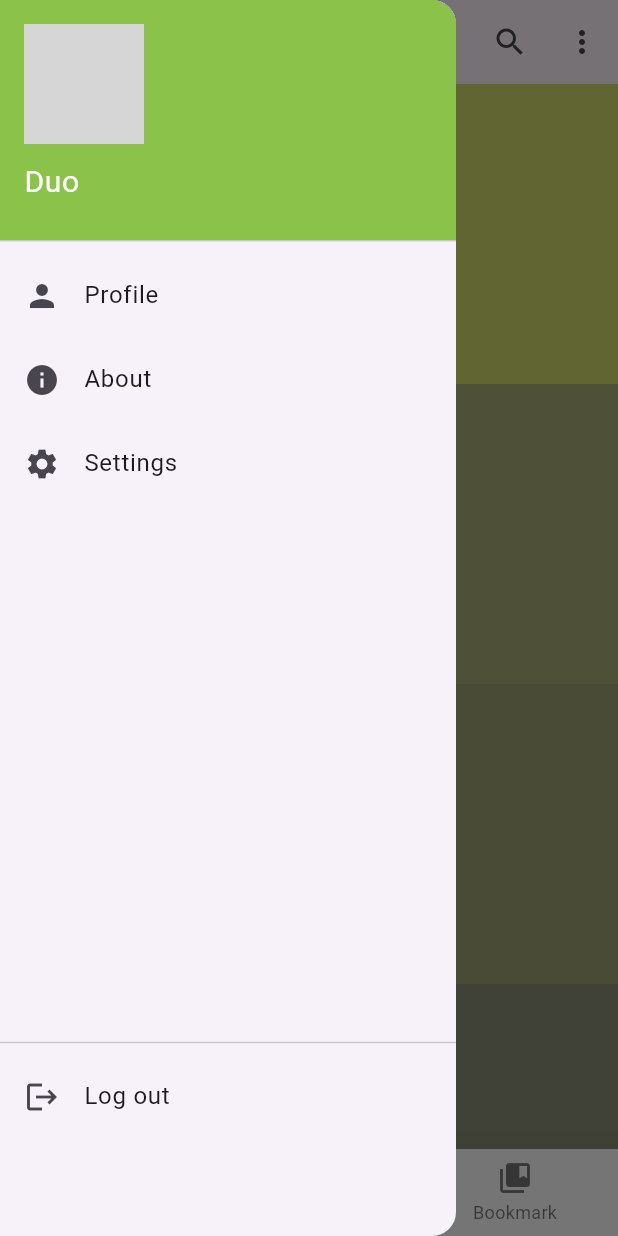
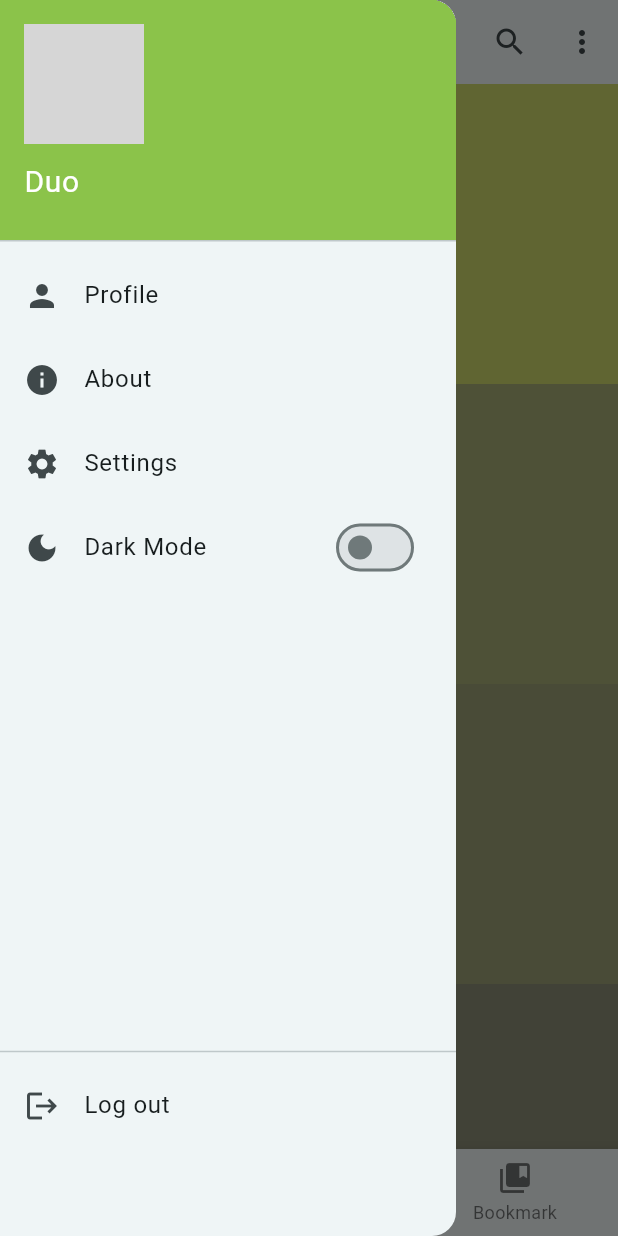
Before and after one commit to Ensign-Language-App/seedling_app, a Flutter app: the screen it shows after launch, with the side drawer open, on a phone screen of 412 x 824 dp. Run offline on Flutter 3.47's test engine with Material 3 defaults, Android fonts, the phone set to English and light mode, and no system bars; network calls fail; grey boxes are pictures that could not be loaded.

Commit message:
Dark mode color themes. May 20, 2024

```diff
--- a/lib/main.dart
+++ b/lib/main.dart
@@ -1,23 +1,18 @@
 import 'package:flutter/material.dart';
 import 'package:seedling_app/screens/home_page.dart';
+import 'package:seedling_app/utilities/theme.dart';
 
 void main() => runApp(const MyApp());
 
-class MyApp extends StatelessWidget {
+
+class MyApp extends StatelessWidget{
   const MyApp({super.key});
 
   @override
   Widget build(BuildContext context) {
     return MaterialApp(
-        theme: ThemeData(
-          primarySwatch: Colors.green,
-          scaffoldBackgroundColor: const Color(0xFFE9E9E9),
-          bottomNavigationBarTheme: const BottomNavigationBarThemeData(
-            selectedItemColor: Colors.green,
-            backgroundColor: Colors.white,
-            elevation: 20,
-          ),
-        ),
+        theme: lightMode,
+        darkTheme: darkMode,
         debugShowCheckedModeBanner: false,
         home: const HomePage()
     );
--- /dev/null
+++ b/lib/utilities/theme.dart
@@ -0,0 +1,22 @@
+import 'package:flutter/material.dart';
+
+ThemeData lightMode = ThemeData(
+  colorScheme: ColorScheme.fromSeed(
+    seedColor: Colors.white,
+    brightness: Brightness.light,
+    primary: const Color(0xFFC8D36A),
+    primaryContainer: Colors.grey[700],
+    secondary: const Color(0xFFD5E647),
+  ),
+);
+
+
+ThemeData darkMode = ThemeData(
+  colorScheme: ColorScheme.fromSeed(
+    seedColor: Colors.white,
+    brightness: Brightness.dark,
+    primary: const Color(0xFFE0FA02),
+    primaryContainer: Colors.grey[700],
+    secondary: const Color(0xFFE0FA02),
+  ),
+);
--- a/lib/Widgets/side_menu.dart
+++ b/lib/widgets/side_menu.dart
@@ -45,8 +45,18 @@ class SideMenu extends StatelessWidget {
             title: Text('Settings'),
             onTap: null,
           ),
+          ListTile(
+            leading: const Icon(Icons.dark_mode),
+            title: const Text('Dark Mode'),
+            trailing: Switch(
+              value: false,
+              onChanged: (bool value) {
+
+              },
+            ),
+          ),
           const Padding(
-            padding: EdgeInsets.only(top: 350),
+            padding: EdgeInsets.only(top: 300),
             child: Divider()
           ),
           ListTile(
--- a/pubspec.yaml
+++ b/pubspec.yaml
@@ -30,6 +30,8 @@ environment:
 dependencies:
   flutter:
     sdk: flutter
+  shared_preferences: ^2.2.3
+  provider: ^6.1.2
 
 
   # The following adds the Cupertino Icons font to your application.
```
Also changed, not shown: lib/widgets/bottom_nav_bar.dart (renamed from lib/Widgets/bottom_nav_bar.dart), lib/widgets/top_nav_bar.dart (renamed from lib/Widgets/top_nav_bar.dart), pubspec.lock, 10 other files.
